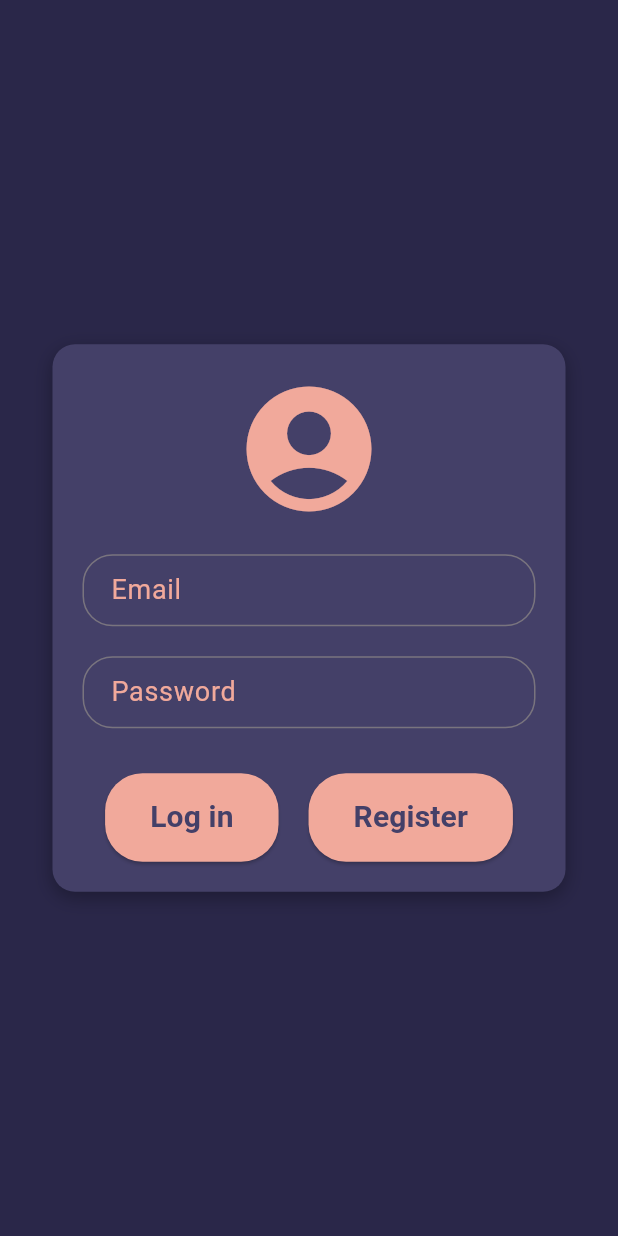
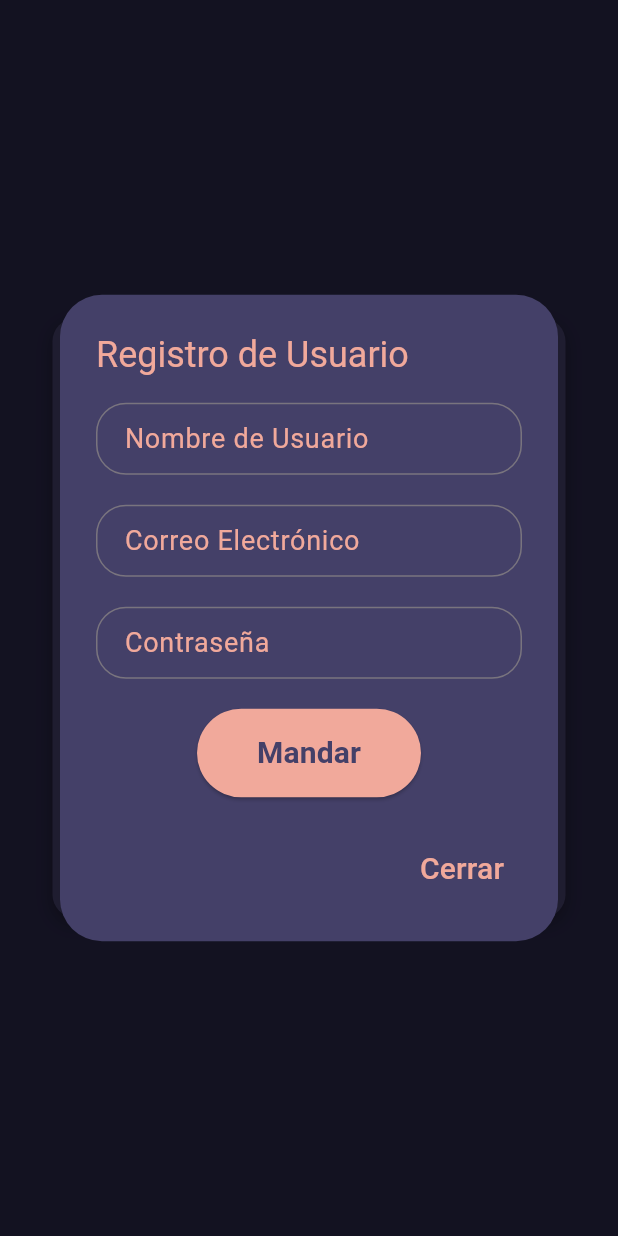
Before and after one commit to SFP95/msproject, a Flutter app: the LoginPage screen opened directly, after a tap on "Register", on a phone screen of 412 x 824 dp. Run offline on Flutter 3.47's test engine with Material 3 defaults, Android fonts, the light colour scheme and no system bars; our stand-ins replace percent_indicator.

Commit message:
creacion Register_screening.dart y su popup

```diff
--- a/lib/screening/Home_Screening.dart
+++ b/lib/screening/Home_Screening.dart
@@ -1,5 +1,6 @@
 import 'package:flutter/material.dart';
 import 'package:msproject/screening/Log_screening.dart';
+import 'package:msproject/screening/Register_screening.dart';
 import 'Rules_Screening.dart';
 import 'Ranking_screening.dart';
 import 'DiaryMisions_screening.dart';
@@ -21,6 +22,7 @@ class _HomePageState extends State<Home> {
     PuntuacionPage(),
     //ConfiguracionPage(),
     LoginPage(),
+    //RegistroPage()
   ];
 
   void _onItemTapped(int index) {
--- a/lib/screening/Log_screening.dart
+++ b/lib/screening/Log_screening.dart
@@ -1,4 +1,3 @@
-import 'package:flutter/cupertino.dart';
 import 'package:flutter/material.dart';
 
 class LoginPage extends StatefulWidget {
@@ -7,59 +6,6 @@ class LoginPage extends StatefulWidget {
 }
 
 class _LoginPage extends State<LoginPage> {
-  @override
-  Widget build(BuildContext context) {
-    return Scaffold(
-      backgroundColor: Color.fromARGB(255, 42, 39, 73), // Fondo oscuro
-      body: Center(
-        child: Container(
-          margin: EdgeInsets.symmetric(horizontal: 35, vertical: 20),
-          decoration: BoxDecoration(
-            color: Color.fromARGB(255, 68, 64, 104), // Usar el mismo color de fondo
-            borderRadius: BorderRadius.circular(15),
-            boxShadow: [
-              BoxShadow(
-                color: Colors.black.withOpacity(0.3),
-                offset: Offset(0, 4),
-                blurRadius: 10,
-              )
-            ],
-          ),
-          padding: EdgeInsets.all(20),
-          child: SingleChildScrollView(
-            child: Column(
-              mainAxisAlignment: MainAxisAlignment.center,
-              children: [
-                Icon(
-                  Icons.account_circle,
-                  size: 100,
-                  color: Color(0xFFF1A99B), // Color de icono
-                ),
-                SizedBox(height: 20),
-                _buildTextField("Email", false),
-                SizedBox(height: 20),
-                _buildTextField("Password", true),
-                SizedBox(height: 30),
-                Row(
-                  mainAxisAlignment: MainAxisAlignment.center,
-                  children: [
-                    _buildAuthButton('Log in', () {
-                      // Acción de login
-                    }),
-                    SizedBox(width: 20),
-                    _buildAuthButton('Register', () {
-                      // Acción de registro
-                    }),
-                  ],
-                ),
-              ],
-            ),
-          ),
-        ),
-      ),
-    );
-  }
-
   // Función para crear un campo de texto estilizado
   Widget _buildTextField(String label, bool isPassword) {
     return TextFormField(
@@ -116,4 +62,175 @@ class _LoginPage extends State<LoginPage> {
       ),
     );
   }
+
+  // Función para mostrar el popup de registro con la vista embebida
+  void _showRegisterDialog(BuildContext context) {
+    showDialog(
+      context: context,
+      builder: (context) {
+        return AlertDialog(
+          backgroundColor: Color.fromARGB(255, 68, 64, 104), // Fondo del popup
+          title: Text(
+            "Registro de Usuario",
+            style: TextStyle(
+              color: Color(0xFFF1A99B), // Color del título
+            ),
+          ),
+          content: Container(
+            width: 300, // Ajusta el ancho según sea necesario
+            height: 263, // Ajusta la altura según sea necesario
+            child: RegistroPage(), // La vista de registro embebida
+          ),
+          actions: [
+            TextButton(
+              onPressed: () {
+                Navigator.of(context).pop(); // Cierra el popup
+              },
+              child: Text(
+                "Cerrar",
+                style: TextStyle(fontSize: 20,
+                  color: Color(0xFFF1A99B), // Color del texto del botón
+                ),
+              ),
+            ),
+          ],
+        );
+      },
+    );
+  }
+
+
+
+
+  @override
+  Widget build(BuildContext context) {
+    return Scaffold(
+      backgroundColor: Color.fromARGB(255, 42, 39, 73), // Fondo oscuro
+      body: Center(
+        child: Container(
+          margin: EdgeInsets.symmetric(horizontal: 35, vertical: 20),
+          decoration: BoxDecoration(
+            color: Color.fromARGB(255, 68, 64, 104), // Usar el mismo color de fondo
+            borderRadius: BorderRadius.circular(15),
+            boxShadow: [
+              BoxShadow(
+                color: Colors.black.withOpacity(0.3),
+                offset: Offset(0, 4),
+                blurRadius: 10,
+              )
+            ],
+          ),
+          padding: EdgeInsets.all(20),
+          child: SingleChildScrollView(
+            child: Column(
+              mainAxisAlignment: MainAxisAlignment.center,
+              children: [
+                Icon(
+                  Icons.account_circle,
+                  size: 100,
+                  color: Color(0xFFF1A99B), // Color de icono
+                ),
+                SizedBox(height: 20),
+                _buildTextField("Email", false),
+                SizedBox(height: 20),
+                _buildTextField("Password", true),
+                SizedBox(height: 20),
+                Text(
+                  "En caso de no tener cuenta, pulse 'Register'",
+                  style: TextStyle(fontSize: 10, color: Colors.grey),
+                ),
+                SizedBox(height: 30),
+                Row(
+                  mainAxisAlignment: MainAxisAlignment.center,
+                  children: [
+                    _buildAuthButton('Log in', () {
+                      // Acción de login
+                    }),
+                    SizedBox(width: 20),
+                    _buildAuthButton('Register', () {
+                      // Mostrar el popup de registro
+                      _showRegisterDialog(context);
+                    }),
+                  ],
+                ),
+              ],
+            ),
+          ),
+        ),
+      ),
+    );
+  }
 }
+
+// Página de Registro que se muestra en el popup
+class RegistroPage extends StatefulWidget {
+  @override
+  State<RegistroPage> createState() => _RegistroPage();
+}
+
+class _RegistroPage extends State<RegistroPage> {
+  final _formKey = GlobalKey<FormState>();
+
+  // Función para crear un campo de texto estilizado
+  Widget _buildTextField(String label, bool isPassword) {
+    return TextFormField(
+      style: TextStyle(
+        fontSize: 18,
+        color: Colors.white70,
+      ),
+      obscureText: isPassword,
+      decoration: InputDecoration(
+        focusedBorder: OutlineInputBorder(
+          borderRadius: BorderRadius.circular(20),
+          borderSide: BorderSide(
+            color: Color(0xFFF1A99B),
+          ),
+        ),
+        labelText: label,
+        labelStyle: TextStyle(
+          fontSize: 18,
+          color: Color(0xFFF1A99B),
+        ),
+        border: OutlineInputBorder(
+          borderRadius: BorderRadius.circular(20),
+          borderSide: BorderSide(
+            color: Colors.white70,
+          ),
+        ),
+        contentPadding: EdgeInsets.symmetric(vertical: 10, horizontal: 15),
+      ),
+    );
+  }
+
+  @override
+  Widget build(BuildContext context) {
+    return Form(
+      key: _formKey,
+      child: Column(
+        crossAxisAlignment: CrossAxisAlignment.center,
+        children: [
+          _buildTextField("Nombre de Usuario", false),
+          SizedBox(height: 20),
+          _buildTextField("Correo Electrónico", false),
+          SizedBox(height: 20),
+          _buildTextField("Contraseña", true),
+          SizedBox(height: 20),
+          ElevatedButton(
+            onPressed: () {
+              if (_formKey.currentState?.validate() ?? false) {
+                ScaffoldMessenger.of(context).showSnackBar(
+                    SnackBar(content: Text('Registro Exitoso')));
+              }
+            },
+            style: ElevatedButton.styleFrom(
+              backgroundColor: Color(0xFFF1A99B),
+              padding: EdgeInsets.symmetric(vertical: 15, horizontal: 40),
+            ),
+            child: Text("Mandar",
+                style: TextStyle(fontSize: 20,color: Color.fromARGB(255, 68, 64, 104), fontWeight: FontWeight.bold)),
+          ),
+        ],
+      ),
+    );
+  }
+}
```
Also changed, not shown: lib/screening/Register_screening.dart (+125 -0 lines), 4 other files.
